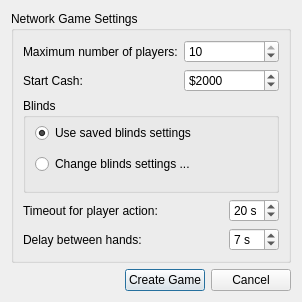
First picture: the form in src/gui/qt/createnetworkgamedialog.ui, repository pokerth/pokerth, before the edit.
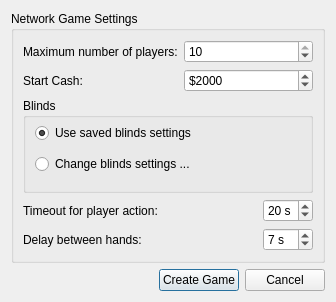
Second picture: the form after the edit.

Commit message: Allow choosing zero timeout in LAN games, fixing remaining part of #24.

Patch:
```diff
--- a/src/gui/qt/createnetworkgamedialog.ui
+++ b/src/gui/qt/createnetworkgamedialog.ui
@@ -6,7 +6,7 @@
    <rect>
     <x>0</x>
     <y>0</y>
-    <width>302</width>
+    <width>336</width>
     <height>302</height>
    </rect>
   </property>
@@ -146,7 +146,7 @@
          <string> s</string>
         </property>
         <property name="minimum">
-         <number>5</number>
+         <number>0</number>
         </property>
         <property name="maximum">
          <number>20</number>
```
